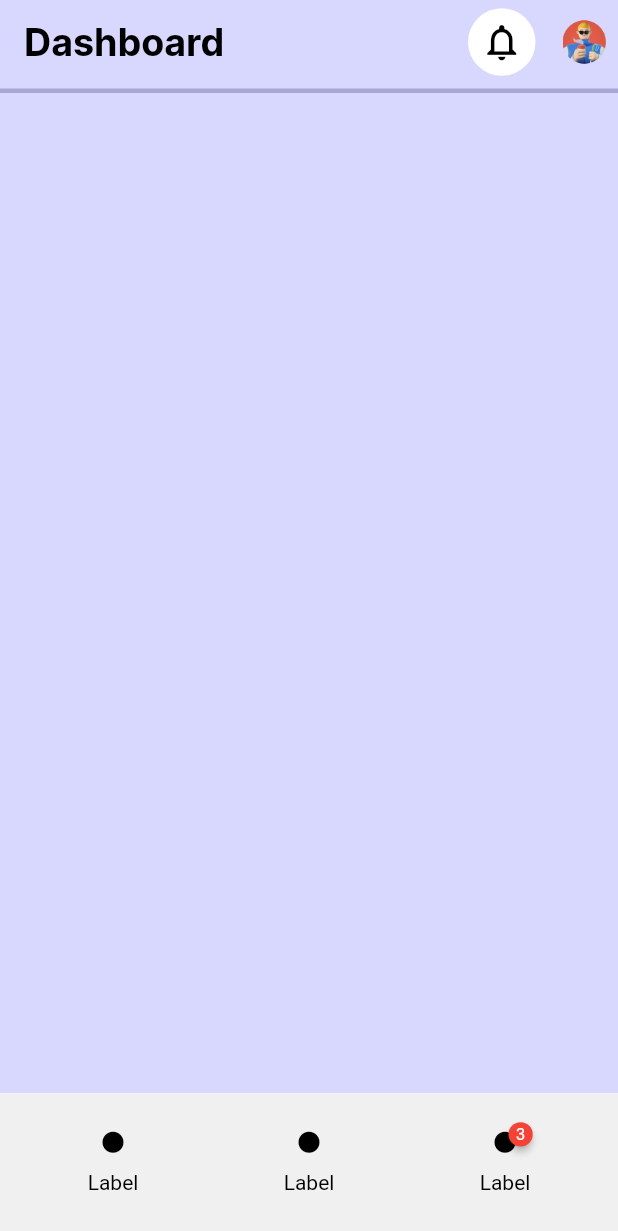
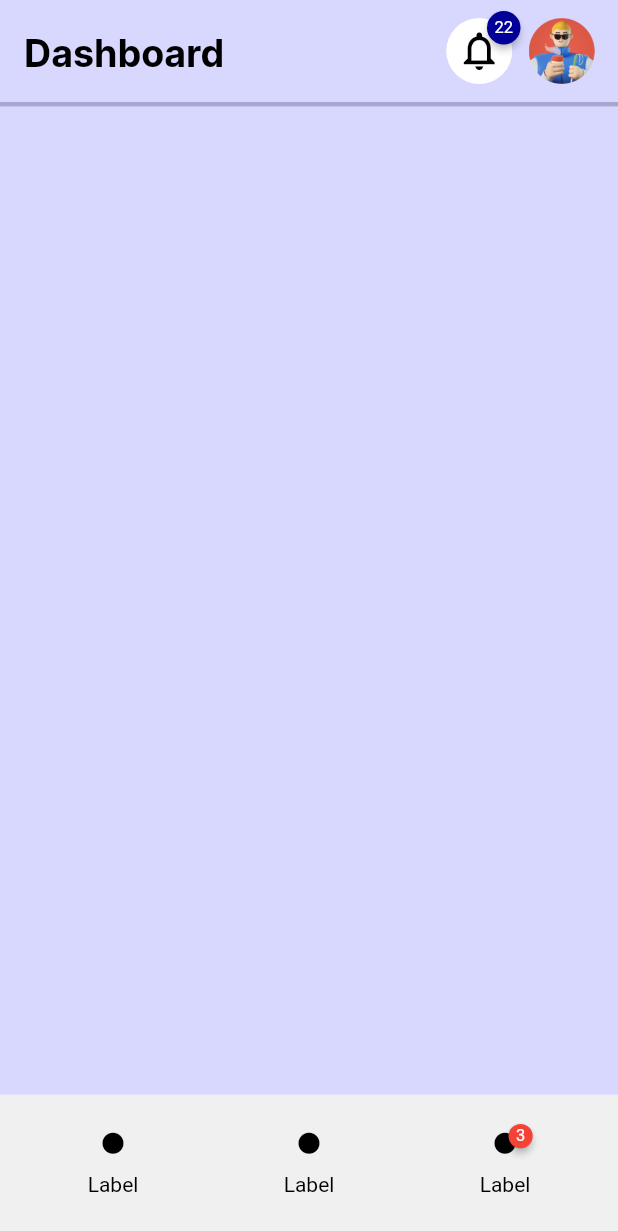
Before and after one commit to UnparallelStudios/Activv, a Flutter app: the Dashboard screen opened directly, on a phone screen of 412 x 824 dp. Shown: the top 1231 px of the screen. Run offline on Flutter 3.47's test engine with Material 2 defaults, Android fonts, the phone set to English and light mode, and no system bars; drawn by our look-alikes of badges.

Commit message:
Minor design changes

```diff
--- a/lib/dashboard.dart
+++ b/lib/dashboard.dart
@@ -3,6 +3,7 @@ import 'package:badges/badges.dart' as badges;
 
 void main() => runApp(const MaterialApp(
       home: Dashboard(),
+      debugShowCheckedModeBanner: false,
     ));
 
 class Dashboard extends StatelessWidget {
@@ -12,7 +13,9 @@ class Dashboard extends StatelessWidget {
   Widget build(BuildContext context) {
     return Scaffold(
         appBar: AppBar(
-          title: const Text(
+          title: const Padding(
+            padding: EdgeInsets.fromLTRB(0.0, 15.0, 0, 0),
+            child: Text(
               'Dashboard',
               style: TextStyle(
                 fontFamily: 'Inter-Var',
@@ -21,8 +24,11 @@ class Dashboard extends StatelessWidget {
                 color: Colors.black,
               ),
             ),
+          ),
           actions: <Widget>[
-            Row(
+            Padding(
+              padding: const EdgeInsets.fromLTRB(0, 12.0, 0, 0),
+              child: Row(
                 children: <Widget>[
                   Container(
                     alignment: Alignment.center,
@@ -32,13 +38,33 @@ class Dashboard extends StatelessWidget {
                       color: Colors.white,
                       shape: CircleBorder(),
                     ),
+                    child: badges.Badge(
+                      badgeContent: const SizedBox(
+                          child: Center(
+                        child: Text(
+                          '22',
+                          style: TextStyle(
+                            fontSize: 11,
+                            color: Colors.white,
+                          ),
+                        ),
+                      )),
+                      position: badges.BadgePosition.topEnd(
+                        top: -5,
+                        end: -5,
+                      ),
+                      badgeStyle: const badges.BadgeStyle(
+                        badgeColor: Color.fromRGBO(0, 0, 153, 1),
+                      ),
                       child: IconButton(
                         onPressed: () {},
+                        padding: EdgeInsets.zero,
                         splashRadius: 0.1,
                         icon: const Icon(
                           Icons.notifications_outlined,
                           color: Colors.black,
-                      size: 29,
+                          size: 31,
+                        ),
                       ),
                     ),
                   ),
@@ -51,20 +77,23 @@ class Dashboard extends StatelessWidget {
                     width: 45,
                     child: IconButton(
                       onPressed: () {},
+                      padding: EdgeInsets.zero,
                       splashRadius: 0.1,
                       icon: Image.asset(
                         'assets/3d_avatar_13.png',
-                      height: 100,
-                      width: 100,
                       ),
                     ),
                   ),
+                  const SizedBox(
+                    width: 15.0,
+                  )
                 ],
+              ),
             )
           ],
           backgroundColor: const Color.fromRGBO(216, 216, 255, 1),
           bottom: PreferredSize(
-              preferredSize: const Size.fromHeight(6.0),
+              preferredSize: const Size.fromHeight(15.0),
               child: Container(
                 color: const Color.fromRGBO(167, 167, 212, 1),
                 height: 3.0,
```
Lines whose indentation alone changed are shown as unchanged.
